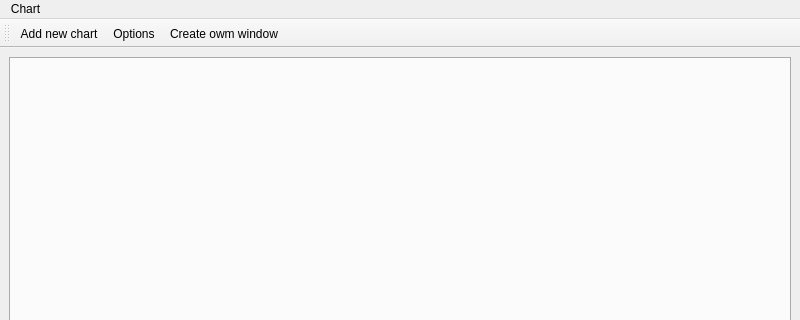
The window that mainchart.ui (Gleboss1/charts_widget) describes before a commit, drawn with Qt 5; both pictures show x 0 to 800 and y 0 to 320 of the 800 by 600 pixel window.
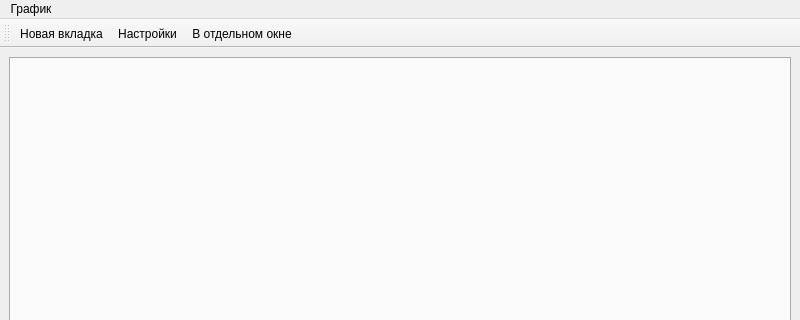
The same window after the commit. Icons and pictures are not drawn.

Patch:
```diff
--- a/mainchart.ui
+++ b/mainchart.ui
@@ -47,7 +47,7 @@
    </property>
    <widget class="QMenu" name="menufile">
     <property name="title">
-     <string>Chart</string>
+     <string>График</string>
     </property>
     <addaction name="actionAdd_new_chart"/>
     <addaction name="actionOptions"/>
@@ -72,17 +72,17 @@
   </widget>
   <action name="actionAdd_new_chart">
    <property name="text">
-    <string>Add new chart</string>
+    <string>Новая вкладка</string>
    </property>
   </action>
   <action name="actionOptions">
    <property name="text">
-    <string>Options</string>
+    <string>Настройки</string>
    </property>
   </action>
   <action name="actionCreate_owm_window">
    <property name="text">
-    <string>Create owm window</string>
+    <string>В отдельном окне</string>
    </property>
   </action>
  </widget>
```
Left out of the diff: 16 changed lines with no effect on the pictures.
